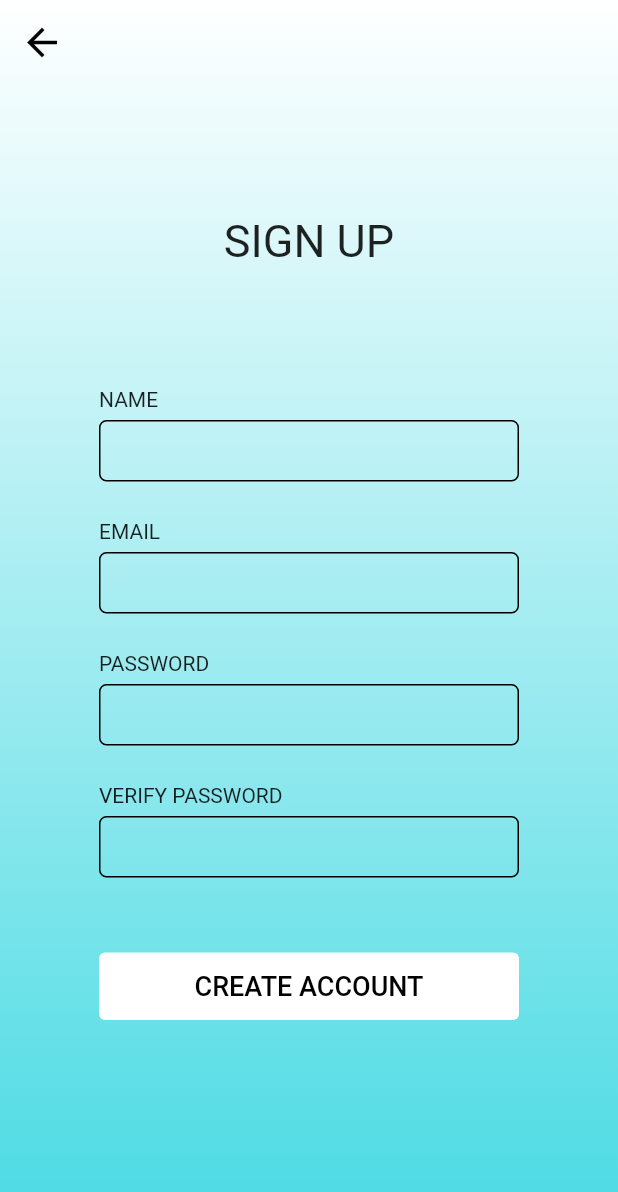
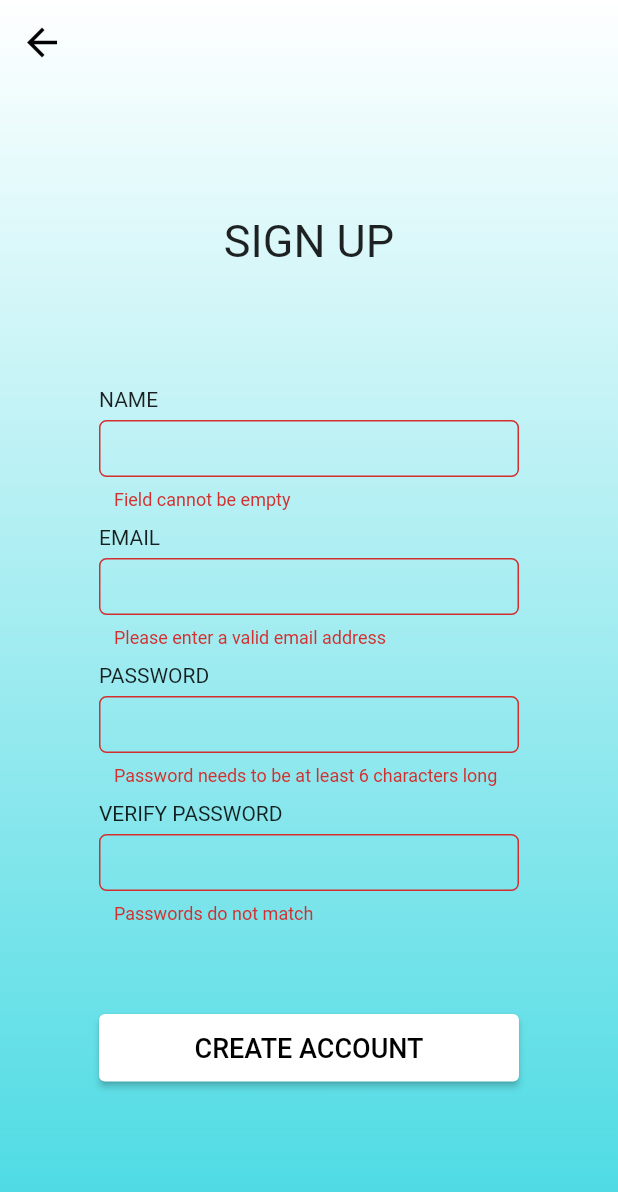
Before and after one commit to Royleong31/Sanitiser-App, a Flutter app: the SignupScreen screen opened by its route, after a tap on "CREATE ACCOUNT", on a phone screen of 412 x 824 dp. Shown: the top 1192 px of the screen. Run offline on Flutter 3.47's test engine with Material 2 defaults, Android fonts, the phone set to English and light mode, and no system bars; our stand-ins replace firebase_auth, firebase_core, firebase_messaging; accounts and stored records are empty.

Commit message:
did validation for signup/login

```diff
--- a/lib/admin_pages/signup_screen.dart
+++ b/lib/admin_pages/signup_screen.dart
@@ -10,6 +10,18 @@ class SignupScreen extends StatefulWidget {
 }
 
 class _SignupScreenState extends State<SignupScreen> {
+  String _name, _email, _password;
+  final _passwordController = TextEditingController();
+  final _formKey = GlobalKey<FormState>();
+
+  bool _onSaved() {
+    final isValid = _formKey.currentState.validate();
+    if (!isValid) return false;
+    _formKey.currentState.save();
+
+    return true;
+  }
+
   @override
   Widget build(BuildContext context) {
     return Container(
@@ -38,6 +50,8 @@ class _SignupScreenState extends State<SignupScreen> {
           backgroundColor: Colors.transparent,
           body: SingleChildScrollView(
             child: Center(
+              child: Form(
+                key: _formKey,
                 child: Column(
                   children: [
                     SizedBox(
@@ -46,19 +60,51 @@ class _SignupScreenState extends State<SignupScreen> {
                             MediaQuery.of(context).padding.top),
                     Text(
                       'SIGN UP',
-                    style: TextStyle(fontSize: 30, fontWeight: FontWeight.w400),
+                      style:
+                          TextStyle(fontSize: 30, fontWeight: FontWeight.w400),
                     ),
                     SizedBox(height: 80),
-                  CustomInputField(label: 'NAME'),
-                  SizedBox(height: 25),
-                  CustomInputField(label: 'EMAIL'),
-                  SizedBox(height: 25),
-                  CustomInputField(label: 'PASSWORD'),
-                  SizedBox(height: 25),
-                  CustomInputField(label: 'VERIFY PASSWORD'),
+                    CustomInputField(
+                      label: 'NAME',
+                      saveHandler: (val) => _name = val,
+                    ),
+                    CustomInputField(
+                      label: 'EMAIL',
+                      saveHandler: (val) => _email = val,
+                      keyboardType: TextInputType.emailAddress,
+                      validatorHandler: (val) {
+                        if (!val.contains('@') || !val.contains('.com'))
+                          return 'Please enter a valid email address';
+                        return null;
+                      },
+                    ),
+                    CustomInputField(
+                      label: 'PASSWORD',
+                      obscureText: true,
+                      saveHandler: (val) => _password = val,
+                      controller: _passwordController,
+                      validatorHandler: (val) {
+                        if (val.length < 6)
+                          return 'Password needs to be at least 6 characters long';
+                        return null;
+                      },
+                    ),
+                    CustomInputField(
+                      label: 'VERIFY PASSWORD',
+                      obscureText: true,
+                      validatorHandler: (val) {
+                        if (val.isEmpty || val != _passwordController.text) {
+                          return 'Passwords do not match';
+                        }
+                        return null;
+                      },
+                    ),
                     SizedBox(height: 50),
-                  ColoredWelcomeButton(() {}, 'CREATE ACCOUNT')
+                    ColoredWelcomeButton(() {
+                      _onSaved();
+                    }, 'CREATE ACCOUNT')
                   ],
+                ),
               ),
             ),
           )),
--- a/lib/widgets/ColoredWelcomeButton.dart
+++ b/lib/widgets/ColoredWelcomeButton.dart
@@ -10,7 +10,7 @@ class ColoredWelcomeButton extends StatelessWidget {
     return SizedBox(
       width: 280,
       height: 45,
-      child: TextButton(
+      child: ElevatedButton(
         child: Text(label, style: TextStyle(fontSize: 18, color: Colors.black)),
         onPressed: pressHandler,
         style: ButtonStyle(
--- a/lib/widgets/CustomInputField.dart
+++ b/lib/widgets/CustomInputField.dart
@@ -2,7 +2,27 @@ import 'package:flutter/material.dart';
 
 class CustomInputField extends StatelessWidget {
   final String label;
-  CustomInputField({@required this.label});
+  final saveHandler;
+  final obscureText;
+  final keyboardType;
+  final TextEditingController controller;
+  Function validatorHandler;
+
+  CustomInputField({
+    @required this.label,
+    this.saveHandler,
+    this.obscureText: false,
+    this.keyboardType,
+    this.validatorHandler,
+    this.controller,
+  }) {
+    if (validatorHandler == null) {
+      validatorHandler = (String val) {
+        if (val.isEmpty) return 'Field cannot be empty';
+        return null;
+      };
+    }
+  }
 
   @override
   Widget build(BuildContext context) {
@@ -13,28 +33,39 @@ class CustomInputField extends StatelessWidget {
         SizedBox(height: 6),
         Container(
           width: 280,
-          height: 41,
+          height: 60,
+          margin: EdgeInsets.only(bottom: 10),
+          // padding: EdgeInsets.symmetric(vertical: 15),
           child: TextFormField(
-            // controller: controller,
-            // onSaved: saveHandler,
-            // keyboardType: (keyboardType == 'number')
-            //     ? TextInputType.number
-            //     : TextInputType.text,
+            controller: controller,
+            onSaved: saveHandler,
+            keyboardType: keyboardType,
             textInputAction: TextInputAction.next,
-            // validator: validatorHandler,
-            // obscureText: obscureText,
-            style: TextStyle(color: Colors.black),
+            validator: validatorHandler,
+            obscureText: obscureText,
+            style: TextStyle(
+              color: Colors.black,
+            ),
             cursorColor: Colors.black,
             decoration: InputDecoration(
+              helperText: ' ',
               filled: true,
               fillColor: Colors.transparent,
-              contentPadding: EdgeInsets.all(10),
+              contentPadding: EdgeInsets.only(left: 10),
+              border: OutlineInputBorder(
+                  borderRadius: BorderRadius.circular(5),
+                  borderSide: BorderSide(color: Colors.black)),
               focusedBorder: OutlineInputBorder(
                   borderRadius: BorderRadius.circular(5),
-                  borderSide: BorderSide(color: Colors.black)),
+                  borderSide: BorderSide(color: Colors.black, width: 2)),
               enabledBorder: OutlineInputBorder(
                 borderRadius: BorderRadius.circular(5),
                 borderSide: BorderSide(color: Colors.black),
+              ),
+              errorBorder: OutlineInputBorder(
+                borderRadius: BorderRadius.circular(5),
+                borderSide:
+                    BorderSide(color: Theme.of(context).errorColor, width: 1),
               ),
               hintStyle: TextStyle(fontSize: 1.0, color: Colors.black38),
             ),
```
Also changed, not shown: lib/admin_pages/login_screen.dart (+46 -8 lines), lib/main.dart (+8 -2 lines). Lines whose indentation alone changed are shown as unchanged.
